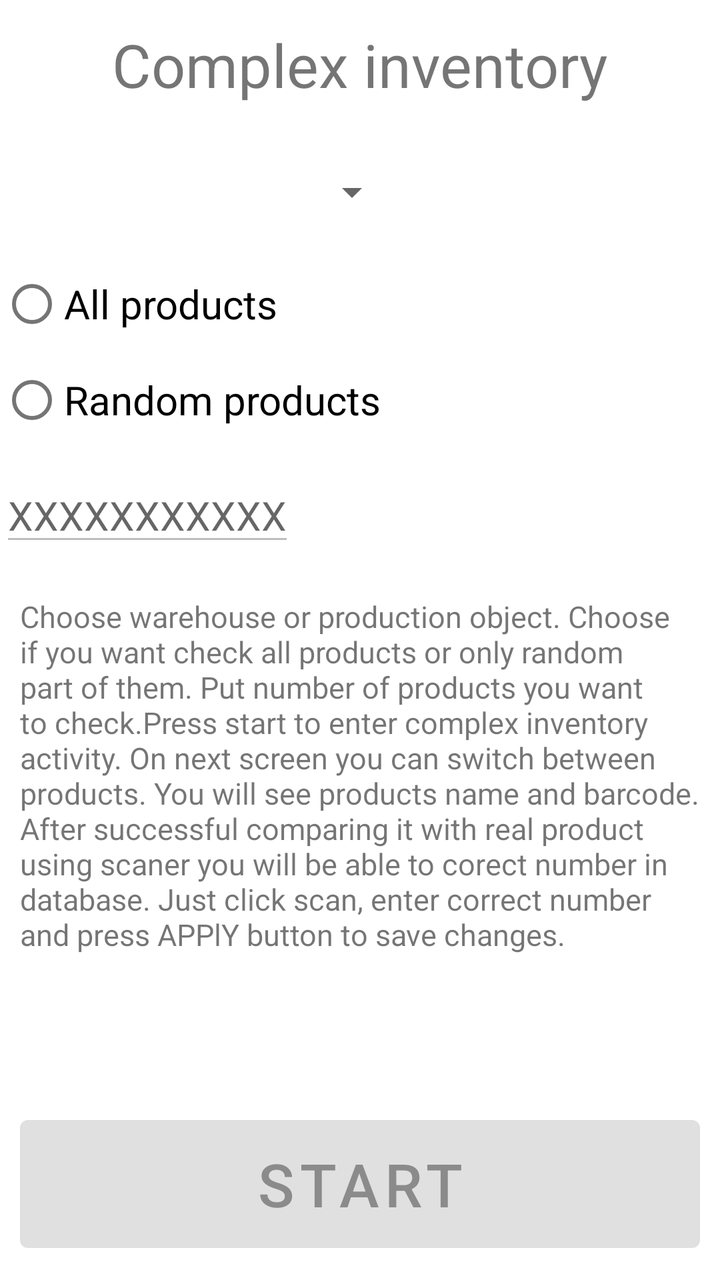
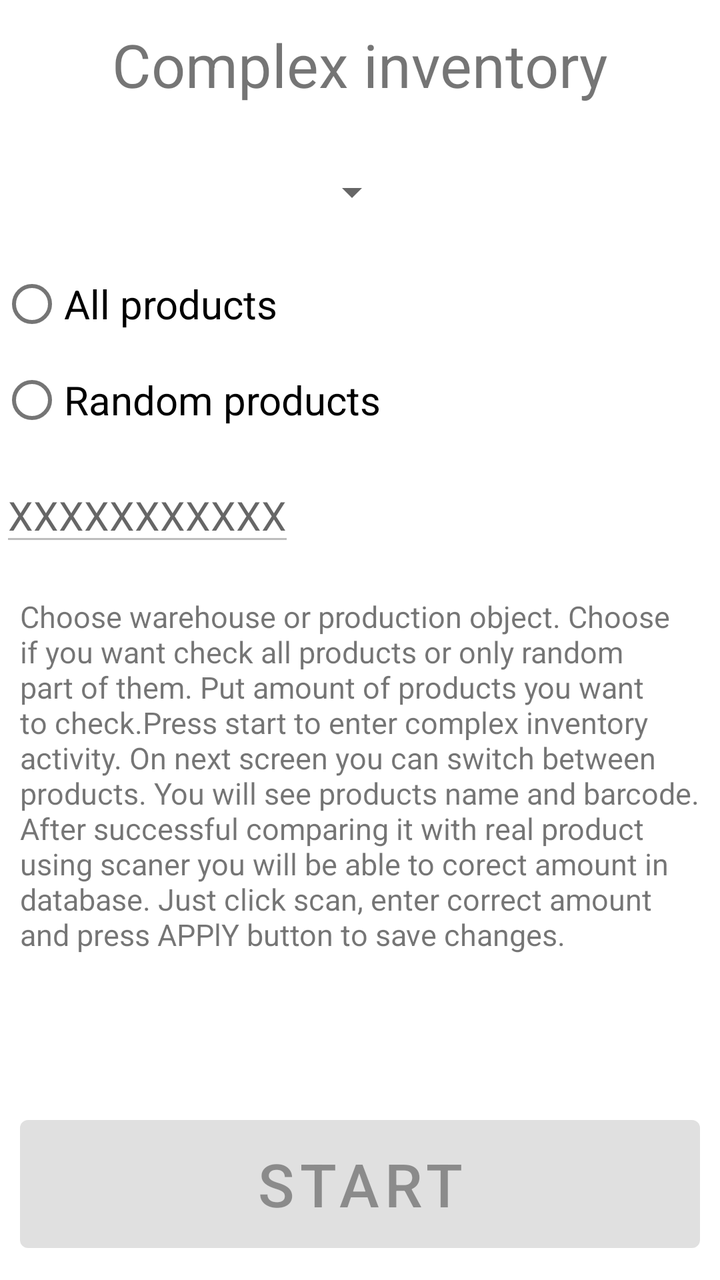

Before-and-after screenshots of an Android layout around one commit, followed by the original layout XML and the change that was made.
<!-- AndroidManifest.xml: application theme Theme.Inventoryapp -->
<!-- res/layout/fragment_start_complex_inventory.xml -->
<?xml version="1.0" encoding="utf-8"?>
<androidx.constraintlayout.widget.ConstraintLayout xmlns:android="http://schemas.android.com/apk/res/android"
    xmlns:app="http://schemas.android.com/apk/res-auto"
    xmlns:tools="http://schemas.android.com/tools"
    android:layout_width="match_parent"
    android:layout_height="match_parent">

    <TextView
        android:layout_width="wrap_content"
        android:layout_height="wrap_content"
        android:text="@string/complex_inventory"
        android:textSize="30sp"
        app:layout_constraintLeft_toLeftOf="parent"
        app:layout_constraintRight_toRightOf="parent"
        app:layout_constraintTop_toTopOf="parent"
        app:layout_constraintBottom_toTopOf="@id/hor_guideline_1"/>

    <Button
        android:id="@+id/button"
        android:layout_width="0dp"
        android:layout_height="0dp"
        android:enabled="false"
        android:text="@string/start"
        android:textSize="30sp"
        android:layout_marginLeft="10dp"
        android:layout_marginRight="10dp"
        android:layout_marginBottom="10dp"
        android:layout_marginTop="10dp"
        app:layout_constraintBottom_toBottomOf="parent"
        app:layout_constraintTop_toBottomOf="@id/hor_guideline_5"
        app:layout_constraintLeft_toLeftOf="parent"
        app:layout_constraintRight_toRightOf="parent" />

    <Spinner
        android:id="@+id/spinner"
        android:layout_width="200dp"
        android:layout_height="wrap_content"
        android:minHeight="48dp"
        app:layout_constraintBottom_toTopOf="@id/hor_guideline_2"
        app:layout_constraintLeft_toLeftOf="parent"
        app:layout_constraintTop_toTopOf="@id/hor_guideline_1" />


    <RadioGroup
        android:id="@+id/radioGroup1"
        android:layout_width="200dp"
        android:layout_height="wrap_content"
        app:layout_constraintLeft_toLeftOf="parent"
        app:layout_constraintTop_toBottomOf="@id/hor_guideline_2"
        app:layout_constraintBottom_toTopOf="@id/hor_guideline_3">

        <RadioButton
            android:id="@+id/radioButtonAllProducts"
            android:layout_width="match_parent"
            android:layout_height="wrap_content"
            android:text="@string/all_products"
            android:textSize="20sp" />

        <RadioButton
            android:id="@+id/radioButtonRandomProducts"
            android:layout_width="match_parent"
            android:layout_height="wrap_content"
            android:text="@string/random_products"
            android:textSize="20sp" />
    </RadioGroup>

    <EditText
        android:id="@+id/randomProductsNumber"
        android:layout_width="wrap_content"
        android:layout_height="wrap_content"
        android:autofillHints="@string/login_hint"
        android:enabled="false"
        android:hint="@string/x"
        android:inputType="number"
        android:textSize="20sp"
        app:layout_constraintLeft_toLeftOf="parent"
        app:layout_constraintTop_toBottomOf="@id/hor_guideline_3"
        app:layout_constraintBottom_toTopOf="@id/hor_guideline_4"/>

    <TextView
        android:id="@+id/textView2"
        android:layout_width="0dp"
        android:layout_height="0dp"
        android:text="@string/complex_inventory_description"
        android:textSize="15sp"
        android:layout_marginLeft="10dp"
        android:layout_marginRight="10dp"
        android:layout_marginBottom="10dp"
        android:layout_marginTop="10dp"
        app:layout_constraintTop_toBottomOf="@id/hor_guideline_4"
        app:layout_constraintBottom_toBottomOf="@id/hor_guideline_5"
        app:layout_constraintLeft_toLeftOf="parent"
        app:layout_constraintRight_toRightOf="parent"
        tools:ignore="VisualLintLongText" />


    <androidx.constraintlayout.widget.Guideline
        android:id="@+id/hor_guideline_1"
        android:layout_width="wrap_content"
        android:layout_height="wrap_content"
        android:orientation="horizontal"
        app:layout_constraintGuide_percent="0.1" />

    <androidx.constraintlayout.widget.Guideline
        android:id="@+id/hor_guideline_2"
        android:layout_width="wrap_content"
        android:layout_height="wrap_content"
        android:orientation="horizontal"
        app:layout_constraintGuide_percent="0.2" />

    <androidx.constraintlayout.widget.Guideline
        android:id="@+id/hor_guideline_3"
        android:layout_width="wrap_content"
        android:layout_height="wrap_content"
        android:orientation="horizontal"
        app:layout_constraintGuide_percent="0.35" />

    <androidx.constraintlayout.widget.Guideline
        android:id="@+id/hor_guideline_4"
        android:layout_width="wrap_content"
        android:layout_height="wrap_content"
        android:orientation="horizontal"
        app:layout_constraintGuide_percent="0.45" />

    <androidx.constraintlayout.widget.Guideline
        android:id="@+id/hor_guideline_5"
        android:layout_width="wrap_content"
        android:layout_height="wrap_content"
        android:orientation="horizontal"
        app:layout_constraintGuide_percent="0.85" />




</androidx.constraintlayout.widget.ConstraintLayout>
<!-- resources referenced by this layout -->
<resources>
  <string name="all_products">All products</string>
  <string name="complex_inventory">Complex inventory</string>
  <string name="complex_inventory_description">Choose warehouse or production object. Choose if you want check all products or only random part of them. Put number of products you want to check.Press start to enter complex inventory activity.
          On next screen you can switch between products. You will see products name and barcode. After successful comparing it with real product using scaner you will be able to corect number in database.
          Just click scan, enter correct number and press APPlY button to save changes.</string>
  <string name="login_hint">Enter login</string>
  <string name="random_products">Random products</string>
  <string name="start">Start</string>
  <string name="x">XXXXXXXXXXX</string>
  <style name="Theme.Inventoryapp" parent="Theme.MaterialComponents.DayNight.NoActionBar">
          
          <item name="colorPrimary">@color/purple_500</item>
          <item name="colorPrimaryVariant">@color/purple_700</item>
          <item name="colorOnPrimary">@color/white</item>
          
          <item name="colorSecondary">@color/teal_200</item>
          <item name="colorSecondaryVariant">@color/teal_700</item>
          <item name="colorOnSecondary">@color/black</item>
          
          <item name="android:statusBarColor">?attr/colorPrimaryVariant</item>
          
      </style>
  <color name="purple_500">#FF6200EE</color>
  <color name="purple_700">#FF3700B3</color>
  <color name="white">#FFFFFFFF</color>
  <color name="teal_200">#FF03DAC5</color>
  <color name="teal_700">#FF018786</color>
  <color name="black">#FF000000</color>
</resources>

<!-- the commit's change to res/layout/fragment_start_complex_inventory.xml (unified diff, before → after) -->
@@ -65,7 +65,7 @@
     </RadioGroup>
 
     <EditText
-        android:id="@+id/randomProductsNumber"
+        android:id="@+id/randomProductsAmount"
         android:layout_width="wrap_content"
         android:layout_height="wrap_content"
         android:autofillHints="@string/login_hint"
<!-- resource entries referenced after the edit -->
@@ -2,9 +2,9 @@
 <resources>
   <string name="all_products">All products</string>
   <string name="complex_inventory">Complex inventory</string>
-  <string name="complex_inventory_description">Choose warehouse or production object. Choose if you want check all products or only random part of them. Put number of products you want to check.Press start to enter complex inventory activity.
-          On next screen you can switch between products. You will see products name and barcode. After successful comparing it with real product using scaner you will be able to corect number in database.
-          Just click scan, enter correct number and press APPlY button to save changes.</string>
+  <string name="complex_inventory_description">Choose warehouse or production object. Choose if you want check all products or only random part of them. Put amount of products you want to check.Press start to enter complex inventory activity.
+          On next screen you can switch between products. You will see products name and barcode. After successful comparing it with real product using scaner you will be able to corect amount in database.
+          Just click scan, enter correct amount and press APPlY button to save changes.</string>
   <string name="login_hint">Enter login</string>
   <string name="random_products">Random products</string>
   <string name="start">Start</string>
